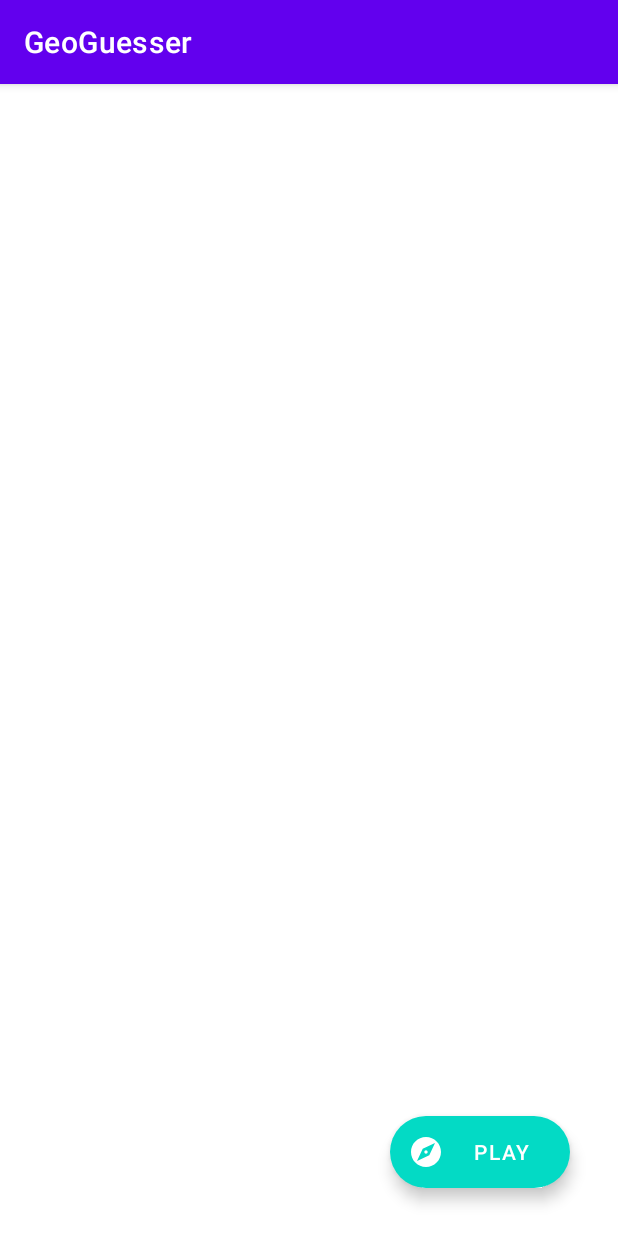
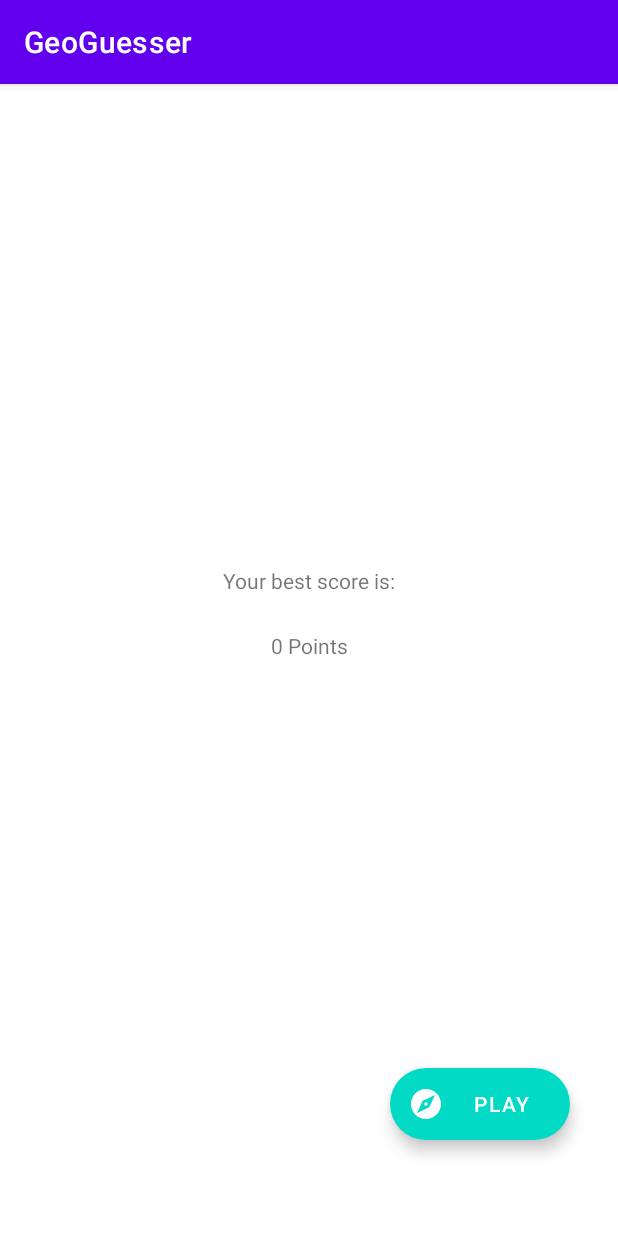
Before and after one commit to smrganic/GeoGuesser, an Android app: the StartGameActivity screen opened directly, with no data from a screen before it, on a phone screen of 412 x 824 dp. Run offline under Robolectric (Android 15) with nearby library versions, the phone set to English and light mode, and no system bars.

Commit message:
Did code cleanup

```diff
--- a/app/src/main/java/com/example/geoguesser/MainActivity.kt
+++ b/app/src/main/java/com/example/geoguesser/MainActivity.kt
@@ -4,9 +4,7 @@ import android.content.Intent
 import androidx.appcompat.app.AppCompatActivity
 import android.os.Bundle
 import com.example.geoguesser.ui.GeoAppIntro
-import com.example.geoguesser.ui.MapsActivity
 import com.example.geoguesser.ui.StartGameActivity
-import com.example.geoguesser.ui.tester
 import com.example.geoguesser.utils.Preferences
 import org.koin.android.ext.android.inject
 
@@ -16,10 +14,10 @@ class MainActivity : AppCompatActivity() {
         super.onCreate(savedInstanceState)
 
         val intent: Intent
-        if(preferences.isSetupComplete()) {
+        if (preferences.isSetupComplete()) {
             intent = Intent(this, StartGameActivity::class.java)
             startActivity(intent)
-        }else{
+        } else {
             intent = Intent(this, GeoAppIntro::class.java)
             startActivity(intent)
         }
--- a/app/src/main/java/com/example/geoguesser/di/KoinModules.kt
+++ b/app/src/main/java/com/example/geoguesser/di/KoinModules.kt
@@ -1,6 +1,6 @@
 package com.example.geoguesser.di
 
-import com.example.geoguesser.network.Networker
+import com.example.geoguesser.network.Networking
 import com.example.geoguesser.network.Parser
 import com.example.geoguesser.network.RandomCoordinatesParser
 import com.example.geoguesser.utils.Preferences
@@ -12,6 +12,6 @@ import org.koin.dsl.module
 val prefsModule = module {
     single { Preferences(androidContext()) }
     factory { OkHttpClient() }
-    single { Networker(get()) }
+    single { Networking(get()) }
     single<Parser<String, LatLng>> { RandomCoordinatesParser() }
 }
--- a/app/src/main/java/com/example/geoguesser/network/Networker.kt
+++ b/app/src/main/java/com/example/geoguesser/network/Networking.kt
@@ -4,7 +4,7 @@ import okhttp3.Callback
 import okhttp3.OkHttpClient
 import okhttp3.Request
 
-class Networker(private val client: OkHttpClient) {
+class Networking(private val client: OkHttpClient) {
 
     fun execute(callback: Callback, url: String) {
         val request = Request.Builder()
--- a/app/src/main/java/com/example/geoguesser/network/Parser.kt
+++ b/app/src/main/java/com/example/geoguesser/network/Parser.kt
@@ -1,5 +1,5 @@
 package com.example.geoguesser.network
 
 interface Parser<T, K> {
-    fun parse(inputValue: T) : K
+    fun parse(inputValue: T): K
 }
--- a/app/src/main/java/com/example/geoguesser/ui/StartGameActivity.kt
+++ b/app/src/main/java/com/example/geoguesser/ui/StartGameActivity.kt
@@ -11,11 +11,15 @@ class StartGameActivity : AppCompatActivity() {
 
     override fun onCreate(savedInstanceState: Bundle?) {
         super.onCreate(savedInstanceState)
+
         binding = ActivityStartGameBinding.inflate(layoutInflater)
         setContentView(binding.root)
+
         binding.fab.setOnClickListener{
+
             intent = Intent(this, MapsActivity::class.java)
             startActivity(intent)
+
         }
     }
 
--- a/app/src/main/res/layout/activity_maps.xml
+++ b/app/src/main/res/layout/activity_maps.xml
@@ -17,9 +17,9 @@
         android:id="@+id/fab"
         android:layout_width="wrap_content"
         android:layout_height="wrap_content"
-        android:layout_marginEnd="32dp"
-        android:layout_marginBottom="64dp"
-        android:text="Guess"
+        android:layout_marginEnd="@dimen/mediumMargin"
+        android:layout_marginBottom="@dimen/largeMargin"
+        android:text="@string/streetViewButtonText"
         android:textAlignment="center"
         map:icon="@drawable/ic_baseline_map_128"
         map:layout_constraintBottom_toBottomOf="parent"
--- a/app/src/main/res/layout/activity_start_game.xml
+++ b/app/src/main/res/layout/activity_start_game.xml
@@ -23,36 +23,37 @@
         android:id="@+id/fab"
         android:layout_width="wrap_content"
         android:layout_height="wrap_content"
-        android:layout_marginEnd="32dp"
-        android:layout_marginBottom="32dp"
-        android:text="Play"
+        android:layout_marginEnd="@dimen/mediumMargin"
+        android:layout_marginBottom="@dimen/largeMargin"
+        android:text="@string/play"
         android:textAlignment="center"
         app:icon="@drawable/ic_baseline_explore_24"
         app:layout_constraintBottom_toBottomOf="parent"
         app:layout_constraintEnd_toEndOf="parent" />
 
     <TextView
-        android:id="@+id/textView3"
+        android:id="@+id/points"
         android:layout_width="0dp"
         android:layout_height="wrap_content"
-        android:layout_marginStart="16dp"
-        android:layout_marginEnd="16dp"
-        tools:text="@tools:sample/lorem"
+        android:layout_marginStart="@dimen/mediumMargin"
+        android:layout_marginEnd="@dimen/mediumMargin"
         android:textAlignment="center"
+        android:text="@string/initalScore"
         app:layout_constraintBottom_toTopOf="@+id/guideline1"
         app:layout_constraintEnd_toEndOf="parent"
         app:layout_constraintStart_toStartOf="parent" />
 
     <TextView
-        android:id="@+id/textView4"
+        android:id="@+id/scoreTitle"
+        android:text="@string/scoreTitle"
         android:layout_width="0dp"
         android:layout_height="wrap_content"
-        android:layout_marginStart="16dp"
-        android:layout_marginEnd="16dp"
-        android:layout_marginBottom="24dp"
-        tools:text="@tools:sample/lorem"
+        android:layout_marginStart="@dimen/mediumMargin"
+        android:layout_marginEnd="@dimen/mediumMargin"
+        android:layout_marginBottom="@dimen/bottomMarginStartGameText"
+
         android:textAlignment="center"
-        app:layout_constraintBottom_toTopOf="@+id/textView3"
+        app:layout_constraintBottom_toTopOf="@+id/points"
         app:layout_constraintEnd_toEndOf="parent"
         app:layout_constraintStart_toStartOf="parent" />
 </androidx.constraintlayout.widget.ConstraintLayout>
--- /dev/null
+++ b/app/src/main/res/values/dimens.xml
@@ -0,0 +1,6 @@
+<?xml version="1.0" encoding="utf-8"?>
+<resources>
+    <dimen name="largeMargin">64dp</dimen>
+    <dimen name="mediumMargin">32dp</dimen>
+    <dimen name="bottomMarginStartGameText">24dp</dimen>
+</resources>
--- a/app/src/main/res/values/strings.xml
+++ b/app/src/main/res/values/strings.xml
@@ -2,4 +2,15 @@
     <string name="app_name">GeoGuesser</string>
     <string name="title_activity_maps">Map</string>
     <string name="locationRationale">Location is needed to play GeoGuesser</string>
+    <string name="play">Play</string>
+    <string name="initalScore">0 Points</string>
+    <string name="scoreTitle">Your best score is:</string>
+    <string name="streetViewButtonText">Guess</string>
+    <string name="mapFabText">Confirm</string>
+    <string name="introTitle1">Welcome, Explorer</string>
+    <string name="descCard1">Set out on a journey that takes you from the smallest town in rural China to the biggest skyscraper in New York City.</string>
+    <string name="introTitle2">Walk around</string>
+    <string name="descCard2">Search for flags, shop signs, landmarks or anything else that might help you in the mighty quest for your location.</string>
+    <string name="introTitle3">Find the right location</string>
+    <string name="descCard3">Beat your high score by being as accurate as possible.</string>
 </resources>
```
Also changed, not shown: app/src/main/java/com/example/geoguesser/ui/GeoAppIntro.kt (+46 -25 lines), app/src/main/java/com/example/geoguesser/ui/MapsActivity.kt (+68 -52 lines), app/src/main/java/com/example/geoguesser/ui/tester.kt (deleted, +0 -71 lines), app/src/main/java/com/example/geoguesser/utils/CallBackListener.kt (deleted, +0 -9 lines), app/src/main/res/layout/activity_tester.xml (deleted, +0 -32 lines).
